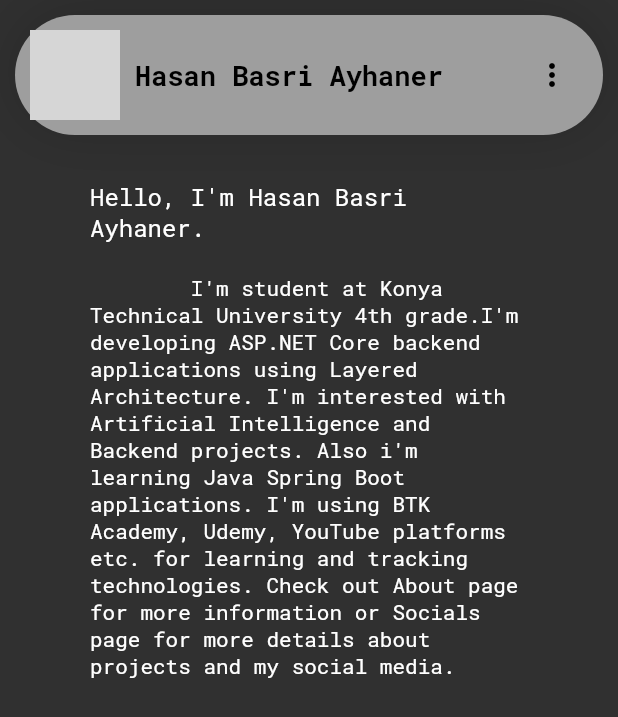
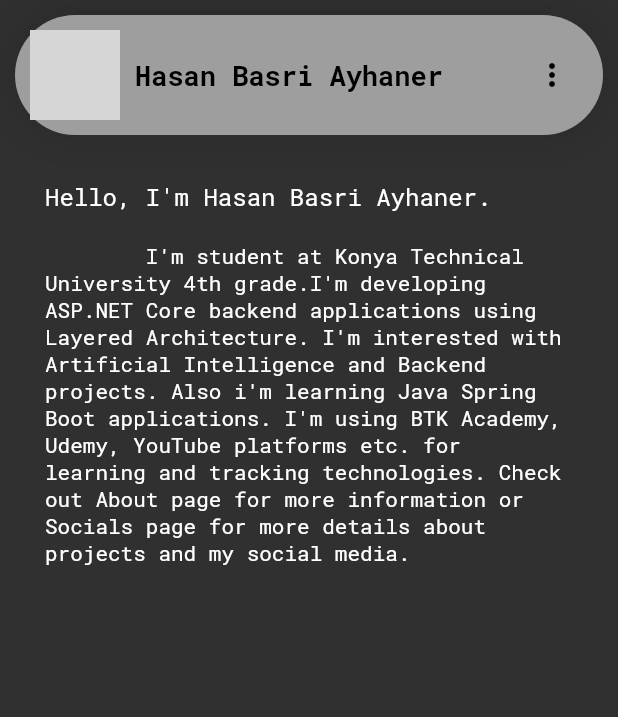
Before and after one commit to HBA114/hba114_github_io_website, a Flutter app: the About screen opened by its route, after a tap on the "more vert" icon, after a tap on "Home", on a phone screen of 412 x 824 dp. Shown: the top 717 px of the screen. Run offline on Flutter 3.47's test engine with Material 2 defaults, Android fonts, the phone set to English and light mode, and no system bars; our stand-ins replace google_fonts; network calls fail; grey boxes are pictures that could not be loaded.

Commit message:
Update On Mobile Pages

```diff
--- a/lib/screens/about.dart
+++ b/lib/screens/about.dart
@@ -51,7 +51,7 @@ class _AboutState extends State<About> {
               //
               // ! Hello Text
               Padding(
-                padding: const EdgeInsets.symmetric(horizontal: 60),
+                padding: EdgeInsets.symmetric(horizontal: isMobile ? 30 : 60),
                 child: SelectableText(
                   header,
                   style: GoogleFonts.robotoMono(
@@ -65,7 +65,7 @@ class _AboutState extends State<About> {
               const SizedBox(height: 20),
               // ! HomeText
               Padding(
-                padding: const EdgeInsets.symmetric(horizontal: 60),
+                padding: EdgeInsets.symmetric(horizontal: isMobile ? 30 : 60),
                 child: SelectableText(
                   paragraph,
                   style: GoogleFonts.robotoMono(
--- a/lib/screens/home.dart
+++ b/lib/screens/home.dart
@@ -54,7 +54,7 @@ class _HomeState extends State<Home> {
               //
               // ! Hello Text
               Padding(
-                padding: const EdgeInsets.symmetric(horizontal: 60),
+                padding: EdgeInsets.symmetric(horizontal: isMobile ? 30 : 60),
                 child: SelectableText(
                   hello,
                   style: GoogleFonts.robotoMono(
@@ -67,7 +67,7 @@ class _HomeState extends State<Home> {
               //
               // ! HomeText
               Padding(
-                padding: const EdgeInsets.symmetric(horizontal: 60),
+                padding: EdgeInsets.symmetric(horizontal: isMobile ? 30 : 60),
                 child: SelectableText(
                   home,
                   style: GoogleFonts.robotoMono(
--- a/lib/screens/socials.dart
+++ b/lib/screens/socials.dart
@@ -53,7 +53,7 @@ class _SocialsState extends State<Socials> {
               //
               // ! Hello Text
               Padding(
-                padding: const EdgeInsets.symmetric(horizontal: 60),
+                padding: EdgeInsets.symmetric(horizontal: isMobile ? 30 : 60),
                 child: SelectableText(
                   header,
                   //! use google fonts for better look
```
